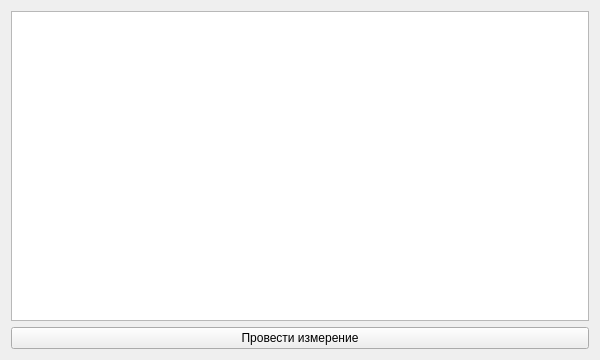
Before: the Qt Designer form widget.ui in krang4d/Agrekola, drawn with Qt 5.
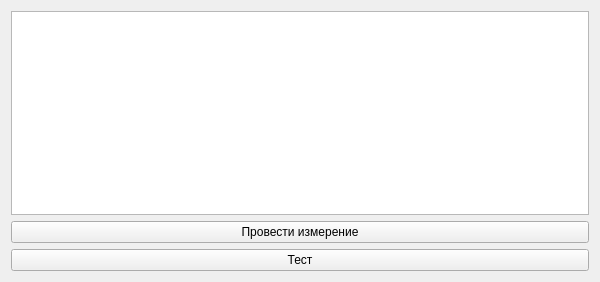
After: the same form once the commit is applied.

Commit message: fix scroll in window and buton click function

What changed in the file:
```diff
--- a/widget.ui
+++ b/widget.ui
@@ -7,7 +7,7 @@
     <x>0</x>
     <y>0</y>
     <width>600</width>
-    <height>360</height>
+    <height>282</height>
    </rect>
   </property>
   <property name="windowTitle">
@@ -34,6 +34,13 @@
      </property>
     </widget>
    </item>
+   <item>
+    <widget class="QPushButton" name="btnTest">
+     <property name="text">
+      <string>Тест</string>
+     </property>
+    </widget>
+   </item>
   </layout>
  </widget>
  <layoutdefault spacing="6" margin="11"/>
```
The commit also changes 4 other files.
